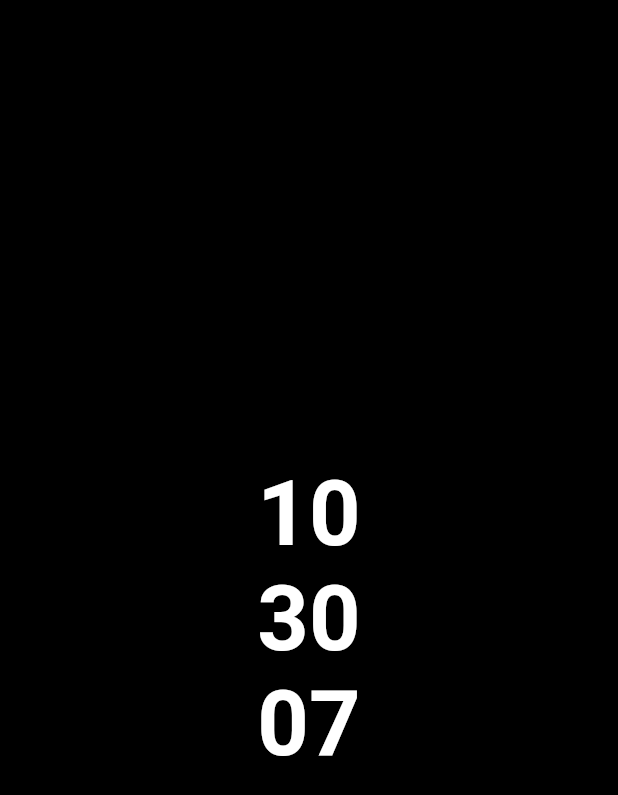
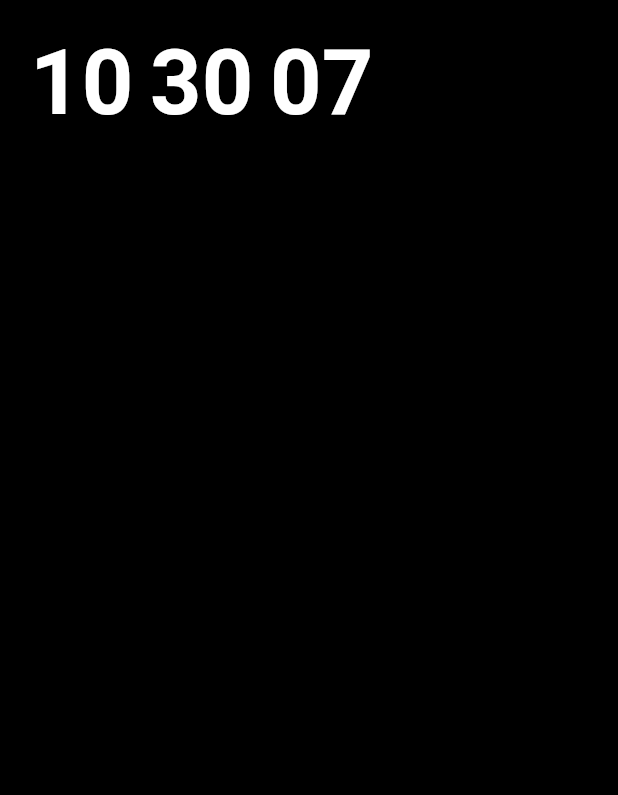
Before and after one commit to riskers/timing, a Flutter app: the screen it shows after launch, on a phone screen of 412 x 824 dp. Shown: the top 795 px of the screen. Run offline on Flutter 3.47's test engine with Material 2 defaults, Android fonts, the phone set to English and light mode, and no system bars.

Commit message:
stack layout

```diff
--- a/lib/main.dart
+++ b/lib/main.dart
@@ -11,9 +11,7 @@ class MyApp extends StatelessWidget {
       title: 'timing',
       home: Scaffold(
         backgroundColor: Colors.black,
-        body: Container(
-          child: App(),
-        ),
+        body: App(),
       ),
     );
   }
--- a/lib/src/app.dart
+++ b/lib/src/app.dart
@@ -43,16 +43,25 @@ class _AppState extends State<App> {
   @override
   Widget build(BuildContext context) {
     return SafeArea(
-      child: Center(
-        child: Column(
-          mainAxisAlignment: MainAxisAlignment.center,
-          crossAxisAlignment: CrossAxisAlignment.center,
-          children: <Widget>[
-            ShowText(now.hour),
-            ShowText(now.minute),
-            ShowText(now.second),
-          ],
-        ),
+      child: Stack(
+        children: <Widget>[
+          Positioned(
+            top: 20,
+            left: 20,
+            child: ShowText(now.hour),
+          ),
+          Positioned(
+            top: 20,
+            left: 100,
+            child: ShowText(now.minute),
+          ),
+          Positioned(
+            top: 20,
+            left: 180,
+            child: ShowText(now.second),
+          ),
+          // ShowText(now.second),
+        ],
       ),
     );
   }
```
Also changed, not shown: 1 other file.
